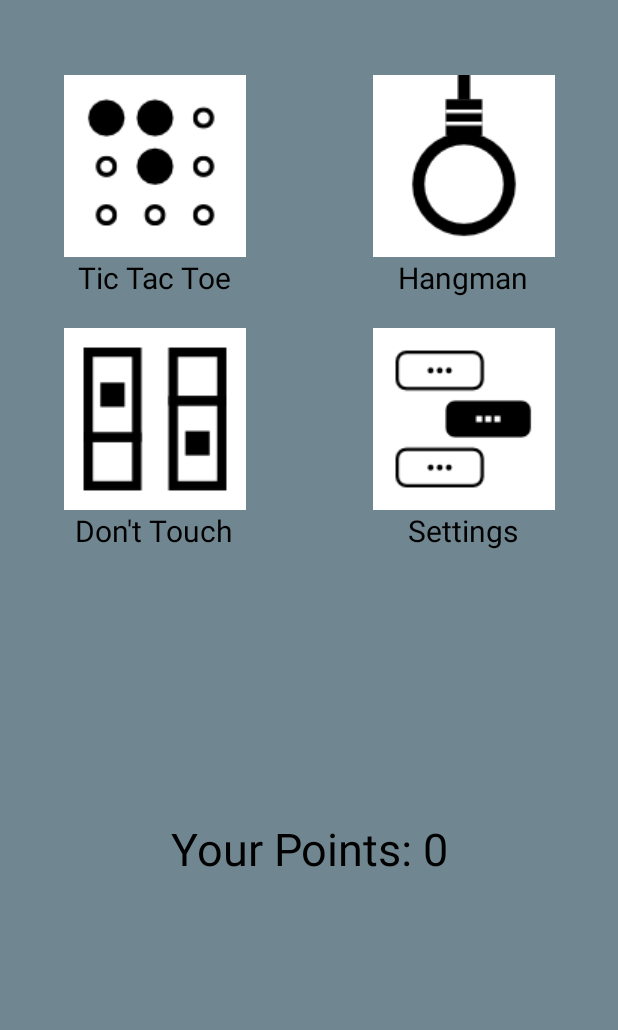
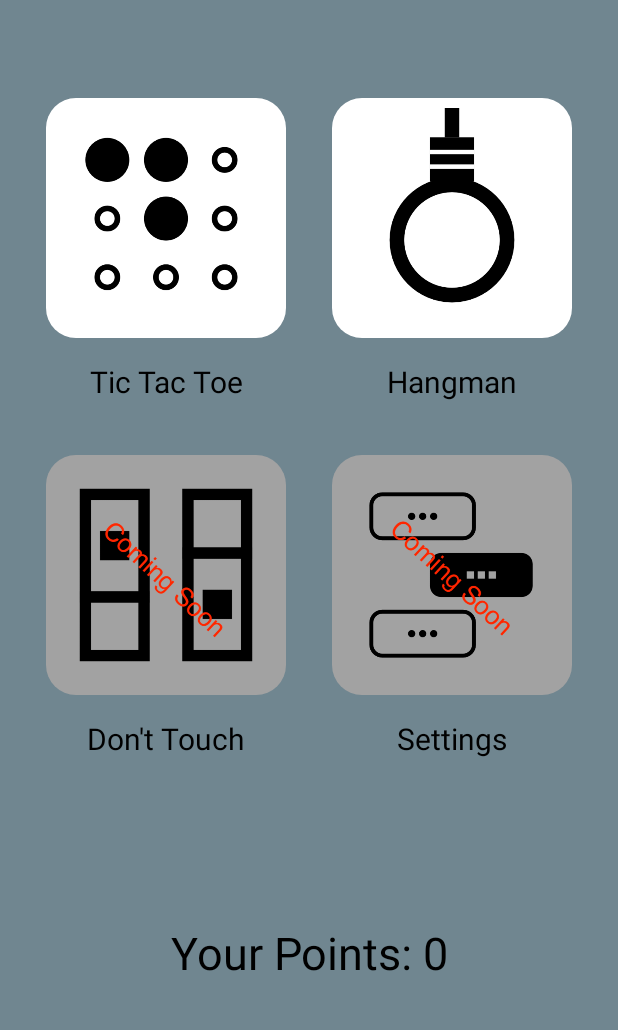
Before and after one commit to sw20-tug/MA-Afternoon-2, an Android app: the screen it shows after launch (MainActivity), on a phone screen of 412 x 824 dp, the part 90-1120 px from its top. Run offline under Robolectric (Android 15) with nearby library versions, the phone set to English and light mode, and no system bars.

Commit message:
GAMES_001 Added first UI Tests [DS, RA]

```diff
--- a/Games/app/build.gradle
+++ b/Games/app/build.gradle
@@ -34,6 +34,7 @@ dependencies {
     implementation 'androidx.constraintlayout:constraintlayout:1.1.3'
     testImplementation 'junit:junit:4.12'
     androidTestImplementation 'androidx.test.ext:junit:1.1.1'
+    androidTestImplementation 'com.android.support.test:rules:1.0.2'
     androidTestImplementation 'androidx.test.espresso:espresso-core:3.2.0'
     implementation 'androidx.cardview:cardview:1.0.0'
     implementation 'com.google.android.material:material:1.1.0'
--- a/Games/app/src/main/AndroidManifest.xml
+++ b/Games/app/src/main/AndroidManifest.xml
@@ -9,7 +9,7 @@
         android:roundIcon="@mipmap/ic_launcher_round"
         android:supportsRtl="true"
         android:theme="@style/Theme.AppCompat.NoActionBar">
-        <activity android:name=".TicTacToeSettingsActivity"></activity>
+        <activity android:name=".TicTacToeSettingsActivity" />
         <activity android:name=".TicTacToeActivity" />
         <activity android:name=".MainActivity">
             <intent-filter>
--- a/Games/app/src/main/java/at/tugraz/ist/ma/games/MainActivity.java
+++ b/Games/app/src/main/java/at/tugraz/ist/ma/games/MainActivity.java
@@ -32,7 +32,8 @@ public class MainActivity extends AppCompatActivity {
     }
 
     private void btnHangman_Click() {
-
+        //Intent intentHM = new Intent(getApplicationContext(), Hangman.class);
+        //startActivity(intentHM);
     }
 
     private void btnSettings_Click() {
--- /dev/null
+++ b/Games/app/src/main/res/drawable/roundcorner.xml
@@ -0,0 +1,6 @@
+<?xml version="1.0" encoding="utf-8"?>
+<shape xmlns:android="http://schemas.android.com/apk/res/android">
+    <solid android:color="#ffffff" />
+    <padding android:left="7dp" android:top="7dp" android:right="7dp" android:bottom="7dp"/>
+    <corners android:radius="20dp"/>
+</shape>
--- /dev/null
+++ b/Games/app/src/main/res/drawable/roundcorner_comingsoon.xml
@@ -0,0 +1,6 @@
+<?xml version="1.0" encoding="utf-8"?>
+<shape xmlns:android="http://schemas.android.com/apk/res/android">
+    <solid android:color="#a2a2a2" />
+    <padding android:left="7dp" android:top="7dp" android:right="7dp" android:bottom="7dp"/>
+    <corners android:radius="20dp"/>
+</shape>
--- a/Games/app/src/main/res/layout/activity_main.xml
+++ b/Games/app/src/main/res/layout/activity_main.xml
@@ -25,91 +25,76 @@
     <TableLayout
         android:id="@+id/welcomeScreenGamesTable"
         android:layout_width="match_parent"
-        android:layout_height="wrap_content"
+        android:layout_height="0dp"
+        android:layout_marginStart="15dp"
         android:layout_marginTop="50dp"
+        android:layout_marginEnd="15dp"
         android:stretchColumns="*"
         app:layout_constraintEnd_toEndOf="parent"
         app:layout_constraintStart_toStartOf="parent"
         app:layout_constraintTop_toBottomOf="@+id/tvGameTitle">
 
-        <TableRow>
+        <TableRow
+            android:layout_width="match_parent"
+            android:layout_height="match_parent">
 
             <ImageButton
                 android:id="@+id/btnTicTacToe"
                 style="@style/styleWelcomeScreenButtons"
-                android:layout_width="wrap_content"
-                android:layout_height="wrap_content"
                 android:contentDescription="@string/tictactoe"
                 android:src="@drawable/icon_tictactoe" />
 
             <ImageButton
                 android:id="@+id/btnHangman"
                 style="@style/styleWelcomeScreenButtons"
-                android:layout_width="wrap_content"
-                android:layout_height="wrap_content"
                 android:contentDescription="@string/hangman"
                 android:src="@drawable/icon_hangman" />
+
         </TableRow>
 
         <TableRow>
 
             <TextView
                 android:id="@+id/welcomeScreenTicTacToeTextView"
-                android:layout_width="wrap_content"
-                android:layout_height="wrap_content"
-                android:text="@string/tictactoe"
-                android:textAlignment="center"
-                android:textColor="@android:color/black"
-                android:textSize="20sp" />
+                style="@style/styleWelcomeScreenText"
+                android:text="@string/tictactoe" />
 
             <TextView
                 android:id="@+id/welcomeScreenHangManTextView"
-                android:layout_width="wrap_content"
-                android:layout_height="wrap_content"
-                android:text="@string/hangman"
-                android:textAlignment="center"
-                android:textColor="@android:color/black"
-                android:textSize="20sp" />
+                style="@style/styleWelcomeScreenText"
+                android:text="@string/hangman" />
         </TableRow>
 
-        <TableRow android:layout_marginTop="20dp">
+        <TableRow
+            android:layout_width="match_parent"
+            android:layout_height="match_parent"
+            android:layout_marginTop="20dp">
 
             <ImageButton
                 android:id="@+id/btnDontTouch"
-                style="@style/styleWelcomeScreenButtons"
-                android:layout_width="wrap_content"
-                android:layout_height="wrap_content"
+                style="@style/styleWelcomeScreenButtonsComingSoon"
                 android:contentDescription="@string/donttouch"
-                android:src="@drawable/icon_dont_touch" />
+                android:src="@drawable/icon_dont_touch_comingsoon" />
 
             <ImageButton
                 android:id="@+id/btnSettings"
-                style="@style/styleWelcomeScreenButtons"
-                android:layout_width="wrap_content"
-                android:layout_height="wrap_content"
+                style="@style/styleWelcomeScreenButtonsComingSoon"
                 android:contentDescription="@string/WS_settings"
-                android:src="@drawable/icon_settings" />
+                android:src="@drawable/icon_settings_comingsoon" />
+
         </TableRow>
 
         <TableRow>
 
             <TextView
                 android:id="@+id/welcomeScreenWhiteTilesTextView"
-                android:layout_width="wrap_content"
-                android:layout_height="wrap_content"
-                android:text="@string/donttouch"
-                android:textAlignment="center"
-                android:textColor="@android:color/black"
-                android:textSize="20sp" />
+                style="@style/styleWelcomeScreenText"
+                android:text="@string/donttouch" />
 
             <TextView
                 android:id="@+id/welcomeScreenHangLanguageTextView"
-                android:layout_width="wrap_content"
-                android:layout_height="wrap_content"
-                android:text="@string/WS_settings"
-                android:textAlignment="center"
-                android:textColor="@android:color/black"
-                android:textSize="20sp" />
+                style="@style/styleWelcomeScreenText"
+                android:text="@string/WS_settings" />
         </TableRow>
 
     </TableLayout>
--- a/Games/app/src/main/res/values/styles.xml
+++ b/Games/app/src/main/res/values/styles.xml
@@ -9,12 +9,29 @@
     </style>
 
     <style name="styleWelcomeScreenButtons">
-        <item name="android:background">@null</item>
+        <item name="android:scaleType">fitCenter</item>
+        <item name="android:adjustViewBounds">true</item>
+        <item name="android:layout_weight">1</item>
+        <item name="android:background">@drawable/roundcorner</item>
+        <item name="android:layout_margin">15dp</item>
+      </style>
 
-
+    <style name="styleWelcomeScreenButtonsComingSoon">
+        <item name="android:scaleType">fitCenter</item>
+        <item name="android:adjustViewBounds">true</item>
+        <item name="android:layout_weight">1</item>
+        <item name="android:background">@drawable/roundcorner_comingsoon</item>
+        <item name="android:layout_margin">15dp</item>
     </style>
 
-
+    <style name="styleWelcomeScreenText">
+        <item name="android:layout_weight">1</item>
+        <item name="android:layout_width">wrap_content</item>
+        <item name="android:layout_height">wrap_content</item>
+        <item name="android:textAlignment">center</item>
+        <item name="android:textColor">@android:color/black</item>
+        <item name="android:textSize">20sp</item>
+      </style>
 
 
 
```
Also changed, not shown: Games/app/src/main/res/drawable/icon_dont_touch.png, Games/app/src/main/res/drawable/icon_dont_touch_comingsoon.png (added), Games/app/src/main/res/drawable/icon_hangman.png, Games/app/src/main/res/drawable/icon_settings.png, Games/app/src/main/res/drawable/icon_settings_comingsoon.png (added), Games/app/src/main/res/drawable/icon_tictactoe.png, 1 other file.
